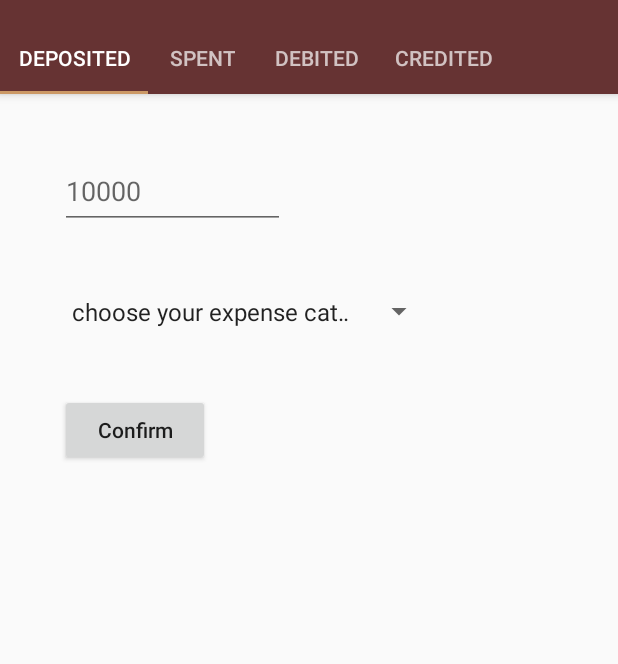
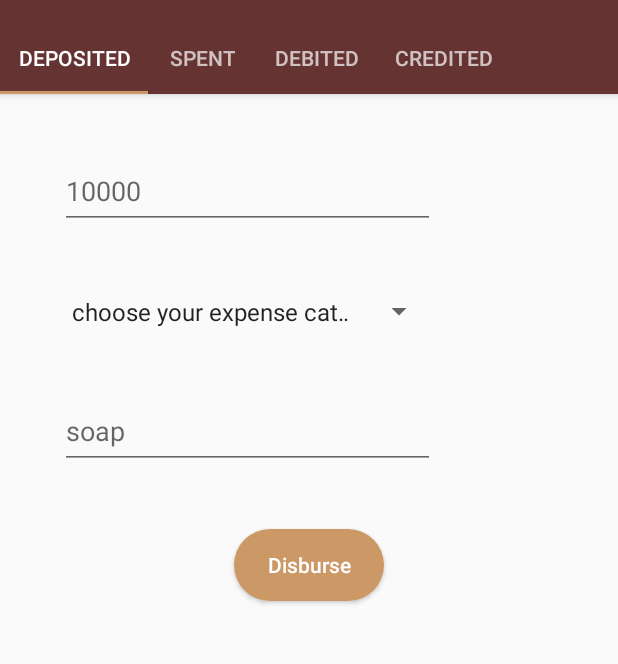
Before and after one commit to ETS-Android1/iManage, an Android app: the fragment ExpenseFragment placed in its activity, on a phone screen of 412 x 824 dp, the part 62-726 px from its top. Run offline under Robolectric (Android 15) with nearby library versions, the phone set to English and light mode, and no system bars; our stand-ins replace Volley; network calls fail; 1 statement that could not run was skipped.

Commit message:
As se , I should be able to add expense

```diff
--- a/app/src/main/java/com/example/nahimana/imanage/ExpenseFragment.java
+++ b/app/src/main/java/com/example/nahimana/imanage/ExpenseFragment.java
@@ -10,12 +10,30 @@ import android.view.View;
 import android.view.ViewGroup;
 import android.widget.AdapterView;
 import android.widget.ArrayAdapter;
+import android.widget.Button;
+import android.widget.EditText;
 import android.widget.Spinner;
 import android.widget.Toast;
 
+import com.android.volley.AuthFailureError;
+import com.android.volley.Request;
+import com.android.volley.Response;
+import com.android.volley.VolleyError;
+import com.android.volley.toolbox.StringRequest;
+import com.example.nahimana.imanage.helpers.Constants;
+import com.example.nahimana.imanage.helpers.RequestHandler;
+import com.example.nahimana.imanage.helpers.SharedUserData;
+
+import org.json.JSONException;
+import org.json.JSONObject;
+
+import java.util.HashMap;
+import java.util.Map;
+
 public class ExpenseFragment extends Fragment implements AdapterView.OnItemSelectedListener {
 
-
+    Spinner spinner;
+    private String selectedCategory;
     @Nullable
     @Override
     public View onCreateView(@NonNull LayoutInflater inflater, @Nullable ViewGroup container, @Nullable Bundle savedInstanceState) {
@@ -33,7 +51,7 @@ public class ExpenseFragment extends Fragment implements AdapterView.OnItemSelec
 try {
 
 
-    Spinner spinner = getView().findViewById(R.id.expenseReason);
+    spinner = getView().findViewById(R.id.expenseReason);
     ArrayAdapter<CharSequence> adapter = ArrayAdapter.createFromResource(getContext(), R.array.available_expenses, android.R.layout.simple_spinner_item);
     adapter.setDropDownViewResource(android.R.layout.simple_spinner_dropdown_item);
     spinner.setAdapter(adapter);
@@ -43,20 +61,68 @@ try {
   catch (Exception e) {
     e.printStackTrace();
   }
+
     }
 
     @Override
     public void onItemSelected(AdapterView<?> parent, View view, int position, long id) {
-        String text = parent.getItemAtPosition(position).toString();
-        //Toast.makeText(parent.getContext(), text, Toast.LENGTH_SHORT).show();
+        selectedCategory = parent.getItemAtPosition(position).toString();
+        Toast.makeText(parent.getContext(), selectedCategory, Toast.LENGTH_SHORT).show();
+        try {
+            EditText detail = getView().findViewById(R.id.detail);
+            EditText takMoney = getView().findViewById(R.id.takenMoney);
+            Button spendBtn = getView().findViewById(R.id.saveBtn);
+
+            final String dtl = detail.getText().toString();
+            final String tMny = takMoney.getText().toString();
+
+            spendBtn.setOnClickListener(new View.OnClickListener() {
+                @Override
+                public void onClick(View v) {
+                    //Toast.makeText(getContext(),"detail: "+dtl + " money"+tMny,Toast.LENGTH_LONG).show();
+                    StringRequest sr = new StringRequest(Request.Method.POST, Constants.EXPENSE_URL, new Response.Listener<String>() {
+                        @Override
+                        public void onResponse(String response) {
+                            //Toast.makeText(getActivity(),"success",Toast.LENGTH_SHORT).show();
+
+                            try {
+                                JSONObject jo = new JSONObject(response);
+                                Toast.makeText(getActivity(),jo.getString("message"),Toast.LENGTH_LONG).show();
+
+                            } catch (JSONException e) {
+                                e.printStackTrace();
+                            }
+                        }
+                    }, new Response.ErrorListener() {
+                        @Override
+                        public void onErrorResponse(VolleyError error) {
+                            Toast.makeText(getActivity(),error.getMessage(),Toast.LENGTH_LONG).show();
+
+                        }
+                    }){
+                        @Override
+                        protected Map<String, String> getParams() throws AuthFailureError {
+                            Map<String, String> params = new HashMap<String, String>();
+                            params.put("user_id", SharedUserData.getInstance(getActivity().getApplicationContext()).getUserId());
+                            params.put("category", selectedCategory);
+                             params.put("detail", dtl);
+                             params.put("moneyTaken", tMny);
+                            return params;
+                        }
+                    };
+                    RequestHandler.getInstance(getActivity().getApplicationContext()).addToRequestQueue(sr);
+                }
+            });
+
+        }catch (Exception e) {
+            Toast.makeText(getActivity(),e.getMessage(),Toast.LENGTH_LONG).show();
+        }
     }
 
     @Override
     public void onNothingSelected(AdapterView<?> parent) {
 
     }
-    public void setExpense()
-    {
 
-    }
+
 }
--- a/app/src/main/java/com/example/nahimana/imanage/helpers/Constants.java
+++ b/app/src/main/java/com/example/nahimana/imanage/helpers/Constants.java
@@ -6,7 +6,7 @@ public class Constants {
     public static final String ACC_CREATE_URL=ROOT_URL+"Controller/Account.php";
     public static final String LOGIN_URL = ROOT_URL+"Controller/userLogin.php";
     public static final String RAISE_POCKET_URL = ROOT_URL+"Controller/ActionsHandler.php";
-    public static final String EXPENSE_URL = ROOT_URL+"Controller/expense.php";
+    public static final String EXPENSE_URL = ROOT_URL+"Controller/ActionsHandler.php";
 
 
 
--- a/app/src/main/res/layout/fragment_expense.xml
+++ b/app/src/main/res/layout/fragment_expense.xml
@@ -5,7 +5,7 @@
     android:padding="20dp">
     <EditText
         android:id="@+id/takenMoney"
-        android:layout_width="150dp"
+        android:layout_width="250dp"
         android:layout_height="50dp"
         android:layout_margin="20dp"
         android:inputType="number"
@@ -18,12 +18,26 @@
         android:id="@+id/expenseReason">
     </Spinner>
 
+    <EditText
+        android:id="@+id/detail"
+        android:layout_width="250dp"
+        android:layout_height="50dp"
+        android:layout_margin="20dp"
+        android:inputType="textImeMultiLine"
+        android:layout_below="@+id/expenseReason"
+        android:hint="soap" />
+
     <Button
         android:layout_margin="20dp"
         android:layout_width="100dp"
-       android:layout_below="@+id/expenseReason"
+        android:layout_below="@+id/detail"
+        android:layout_centerInParent="true"
+        android:background="@drawable/rounded_button"
         android:layout_height="wrap_content"
         android:textAllCaps="false"
-        android:text="Confirm"/>
+        android:textColor="#fff"
+        android:id="@+id/saveBtn"
+        android:text="Disburse"/>
+
 
 </RelativeLayout>
```
